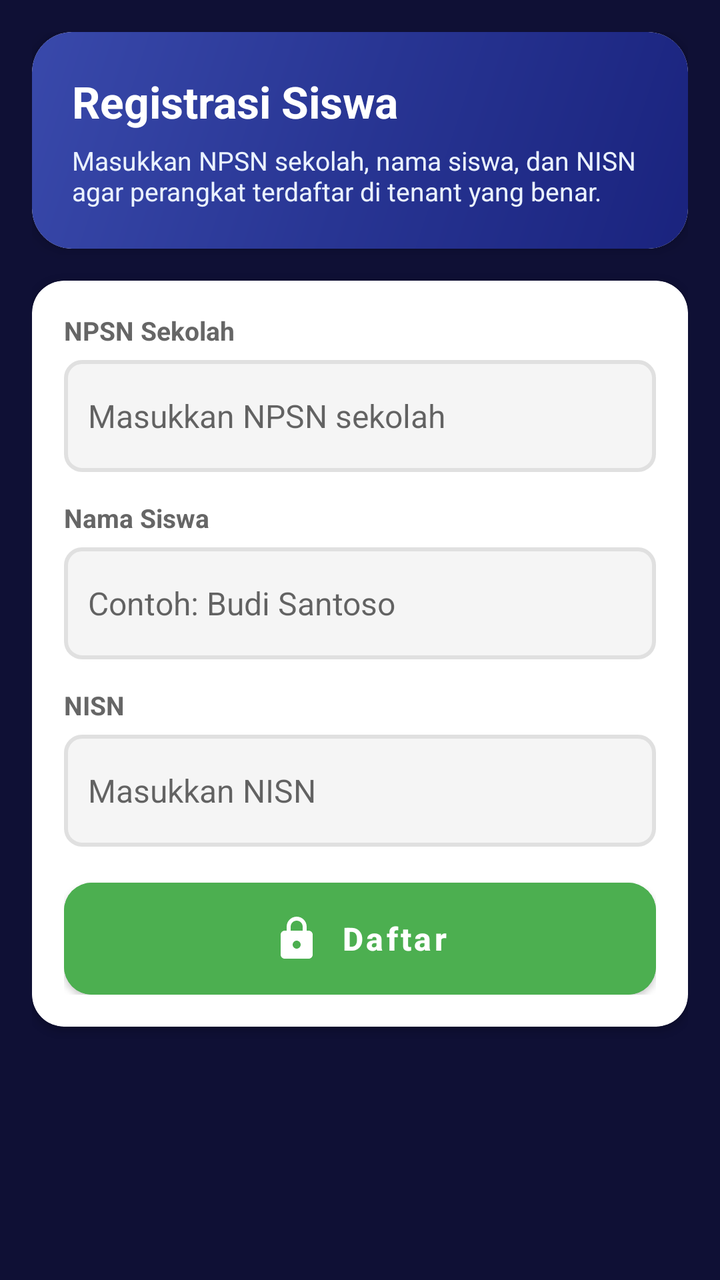
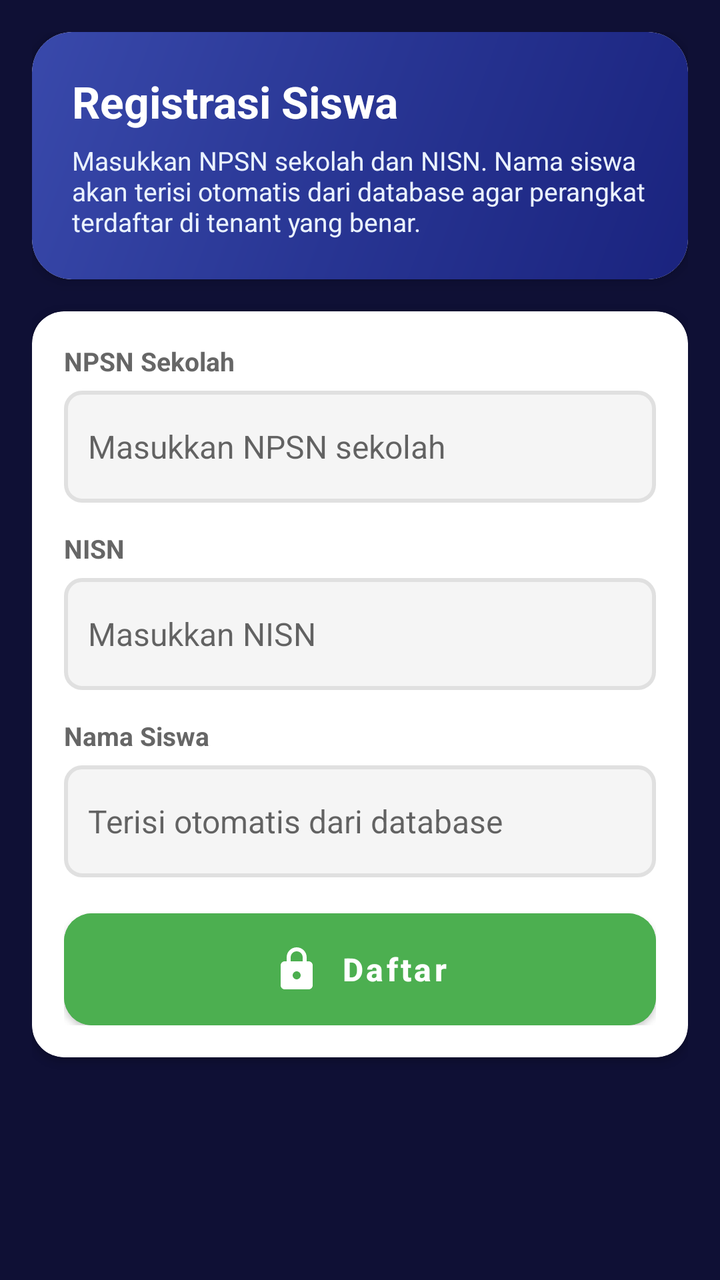

Before-and-after screenshots of an Android layout around one commit, followed by the original layout XML and the change that was made.
<!-- AndroidManifest.xml: application theme Theme.EduLock -->
<!-- res/layout/activity_registration.xml -->
<?xml version="1.0" encoding="utf-8"?>
<ScrollView xmlns:android="http://schemas.android.com/apk/res/android"
    xmlns:app="http://schemas.android.com/apk/res-auto"
    android:layout_width="match_parent"
    android:layout_height="match_parent"
    android:background="@color/surface_variant"
    android:fillViewport="true"
    android:padding="16dp">

    <LinearLayout
        android:orientation="vertical"
        android:layout_width="match_parent"
        android:layout_height="wrap_content">

        <com.google.android.material.card.MaterialCardView
            android:layout_width="match_parent"
            android:layout_height="wrap_content"
            app:cardCornerRadius="20dp"
            app:cardElevation="4dp"
            app:strokeWidth="0dp">

            <LinearLayout
                android:layout_width="match_parent"
                android:layout_height="wrap_content"
                android:orientation="vertical"
                android:background="@drawable/bg_header"
                android:padding="20dp">

                <TextView
                    android:layout_width="wrap_content"
                    android:layout_height="wrap_content"
                    android:text="Registrasi Siswa"
                    android:textSize="22sp"
                    android:textStyle="bold"
                    android:textColor="@color/white" />

                <TextView
                    android:layout_width="wrap_content"
                    android:layout_height="wrap_content"
                    android:text="Masukkan NPSN sekolah, nama siswa, dan NISN agar perangkat terdaftar di tenant yang benar."
                    android:textSize="13sp"
                    android:textColor="#EAF2FF"
                    android:layout_marginTop="6dp" />
            </LinearLayout>
        </com.google.android.material.card.MaterialCardView>

        <com.google.android.material.card.MaterialCardView
            android:layout_width="match_parent"
            android:layout_height="wrap_content"
            android:layout_marginTop="16dp"
            app:cardCornerRadius="16dp"
            app:cardElevation="2dp"
            app:strokeColor="@color/outline"
            app:strokeWidth="1dp">

            <LinearLayout
                android:layout_width="match_parent"
                android:layout_height="wrap_content"
                android:orientation="vertical"
                android:padding="16dp">

                <TextView
                    android:layout_width="wrap_content"
                    android:layout_height="wrap_content"
                    android:text="NPSN Sekolah"
                    android:textStyle="bold"
                    android:textSize="13sp"
                    android:textColor="@color/text_secondary"
                    android:layout_marginBottom="6dp"/>

                <EditText
                    android:id="@+id/etNPSN"
                    android:layout_width="match_parent"
                    android:layout_height="56dp"
                    android:hint="Masukkan NPSN sekolah"
                    android:inputType="number"
                    android:textSize="16sp"
                    android:padding="12dp"
                    android:background="@drawable/edittext_background"
                    android:layout_marginBottom="14dp" />

                <TextView
                    android:layout_width="wrap_content"
                    android:layout_height="wrap_content"
                    android:text="Nama Siswa"
                    android:textStyle="bold"
                    android:textSize="13sp"
                    android:textColor="@color/text_secondary"
                    android:layout_marginBottom="6dp"/>

                <EditText
                    android:id="@+id/etName"
                    android:layout_width="match_parent"
                    android:layout_height="56dp"
                    android:hint="Contoh: Budi Santoso"
                    android:inputType="textPersonName"
                    android:textSize="16sp"
                    android:padding="12dp"
                    android:background="@drawable/edittext_background"
                    android:layout_marginBottom="14dp" />

                <TextView
                    android:layout_width="wrap_content"
                    android:layout_height="wrap_content"
                    android:text="NISN"
                    android:textStyle="bold"
                    android:textSize="13sp"
                    android:textColor="@color/text_secondary"
                    android:layout_marginBottom="6dp"/>

                <EditText
                    android:id="@+id/etNISN"
                    android:layout_width="match_parent"
                    android:layout_height="56dp"
                    android:hint="Masukkan NISN"
                    android:inputType="number"
                    android:textSize="16sp"
                    android:padding="12dp"
                    android:background="@drawable/edittext_background"
                    android:layout_marginBottom="18dp" />

                <com.google.android.material.button.MaterialButton
                    android:id="@+id/btnRegister"
                    android:layout_width="match_parent"
                    android:layout_height="56dp"
                    android:text="Daftar"
                    android:textSize="16sp"
                    android:textStyle="bold"
                    android:textColor="@color/white"
                    android:backgroundTint="@color/success"
                    app:icon="@drawable/ic_lock"
                    app:iconGravity="textStart"
                    app:iconTint="@color/white"
                    app:iconPadding="10dp" />

            </LinearLayout>
        </com.google.android.material.card.MaterialCardView>

    </LinearLayout>
</ScrollView>
<!-- resources referenced by this layout -->
<resources>
  <color name="outline">#33FFFFFF</color>
  <color name="success">#4CAF50</color>
  <color name="surface_variant">#0F1035</color>
  <color name="text_secondary">#666666</color>
  <color name="white">#FFFFFF</color>
  <!-- drawable bg_header (drawable) -->
  <?xml version="1.0" encoding="utf-8"?>
  <shape xmlns:android="http://schemas.android.com/apk/res/android">
      <gradient
          android:angle="135"
          android:startColor="#1A237E"
          android:centerColor="#283593"
          android:endColor="#3949AB"
          android:type="linear" />
      <corners android:radius="20dp" />
  </shape>
  <!-- drawable edittext_background (drawable) -->
  <?xml version="1.0" encoding="utf-8"?>
  <shape xmlns:android="http://schemas.android.com/apk/res/android">
      <solid android:color="#F5F5F5"/>
      <corners android:radius="8dp"/>
      <stroke
          android:width="2dp"
          android:color="#E0E0E0"/>
      <padding
          android:left="12dp"
          android:right="12dp"
          android:top="12dp"
          android:bottom="12dp"/>
  </shape>
  <!-- drawable ic_lock (drawable) -->
  <vector xmlns:android="http://schemas.android.com/apk/res/android"
      android:width="24dp"
      android:height="24dp"
      android:viewportWidth="24"
      android:viewportHeight="24">
    <path
        android:fillColor="#FF000000"
        android:pathData="M18,8h-1V6c0,-2.76 -2.24,-5 -5,-5S7,3.24 7,6v2H6c-1.1,0 -2,0.9 -2,2v10c0,1.1 0.9,2 2,2h12c1.1,0 2,-0.9 2,-2V10c0,-1.1 -0.9,-2 -2,-2zM12,17c-1.1,0 -2,-0.9 -2,-2s0.9,-2 2,-2 2,0.9 2,2 -0.9,2 -2,2zM9,8V6c0,-1.66 1.34,-3 3,-3s3,1.34 3,3v2H9z"/>
  </vector>
  <style name="Theme.EduLock" parent="Theme.MaterialComponents.DayNight.DarkActionBar">
          <item name="colorPrimary">@color/primary</item>
          <item name="colorPrimaryDark">@color/primary_dark</item>
          <item name="colorAccent">@color/accent</item>
          <item name="android:statusBarColor">@color/primary_dark</item>
          <item name="android:windowBackground">@color/surface_variant</item>
          <item name="android:textColorPrimary">@color/text_primary</item>
          <item name="android:textColorSecondary">@color/text_secondary</item>
          <item name="materialButtonStyle">@style/Widget.EduLock.Button</item>
          <item name="materialCardViewStyle">@style/Widget.EduLock.Card</item>
      </style>
  <color name="primary">#2196F3</color>
  <color name="primary_dark">#1976D2</color>
  <color name="accent">#FF9800</color>
  <color name="text_primary">#333333</color>
  <style name="Widget.EduLock.Button" parent="Widget.MaterialComponents.Button">
          <item name="android:textAllCaps">false</item>
          <item name="cornerRadius">14dp</item>
          <item name="android:insetLeft">0dp</item>
          <item name="android:insetRight">0dp</item>
          <item name="android:insetTop">0dp</item>
          <item name="android:insetBottom">0dp</item>
      </style>
  <style name="Widget.EduLock.Card" parent="Widget.MaterialComponents.CardView">
          <item name="cardCornerRadius">16dp</item>
          <item name="cardElevation">2dp</item>
          <item name="strokeColor">@color/outline</item>
          <item name="strokeWidth">1dp</item>
          <item name="cardBackgroundColor">@color/surface</item>
      </style>
  <color name="surface">#FFFFFF</color>
</resources>

<!-- the commit's change to res/layout/activity_registration.xml (unified diff, before → after) -->
@@ -37,7 +37,7 @@
                 <TextView
                     android:layout_width="wrap_content"
                     android:layout_height="wrap_content"
-                    android:text="Masukkan NPSN sekolah, nama siswa, dan NISN agar perangkat terdaftar di tenant yang benar."
+                    android:text="Masukkan NPSN sekolah dan NISN. Nama siswa akan terisi otomatis dari database agar perangkat terdaftar di tenant yang benar."
                     android:textSize="13sp"
                     android:textColor="#EAF2FF"
                     android:layout_marginTop="6dp" />
@@ -82,26 +82,6 @@
                 <TextView
                     android:layout_width="wrap_content"
                     android:layout_height="wrap_content"
-                    android:text="Nama Siswa"
-                    android:textStyle="bold"
-                    android:textSize="13sp"
-                    android:textColor="@color/text_secondary"
-                    android:layout_marginBottom="6dp"/>
-
-                <EditText
-                    android:id="@+id/etName"
-                    android:layout_width="match_parent"
-                    android:layout_height="56dp"
-                    android:hint="Contoh: Budi Santoso"
-                    android:inputType="textPersonName"
-                    android:textSize="16sp"
-                    android:padding="12dp"
-                    android:background="@drawable/edittext_background"
-                    android:layout_marginBottom="14dp" />
-
-                <TextView
-                    android:layout_width="wrap_content"
-                    android:layout_height="wrap_content"
                     android:text="NISN"
                     android:textStyle="bold"
                     android:textSize="13sp"
@@ -114,6 +94,30 @@
                     android:layout_height="56dp"
                     android:hint="Masukkan NISN"
                     android:inputType="number"
+                    android:textSize="16sp"
+                    android:padding="12dp"
+                    android:background="@drawable/edittext_background"
+                    android:layout_marginBottom="14dp" />
+
+                <TextView
+                    android:layout_width="wrap_content"
+                    android:layout_height="wrap_content"
+                    android:text="Nama Siswa"
+                    android:textStyle="bold"
+                    android:textSize="13sp"
+                    android:textColor="@color/text_secondary"
+                    android:layout_marginBottom="6dp"/>
+
+                <EditText
+                    android:id="@+id/etName"
+                    android:layout_width="match_parent"
+                    android:layout_height="56dp"
+                    android:hint="Terisi otomatis dari database"
+                    android:inputType="textPersonName"
+                    android:focusable="false"
+                    android:focusableInTouchMode="false"
+                    android:clickable="false"
+                    android:cursorVisible="false"
                     android:textSize="16sp"
                     android:padding="12dp"
                     android:background="@drawable/edittext_background"
